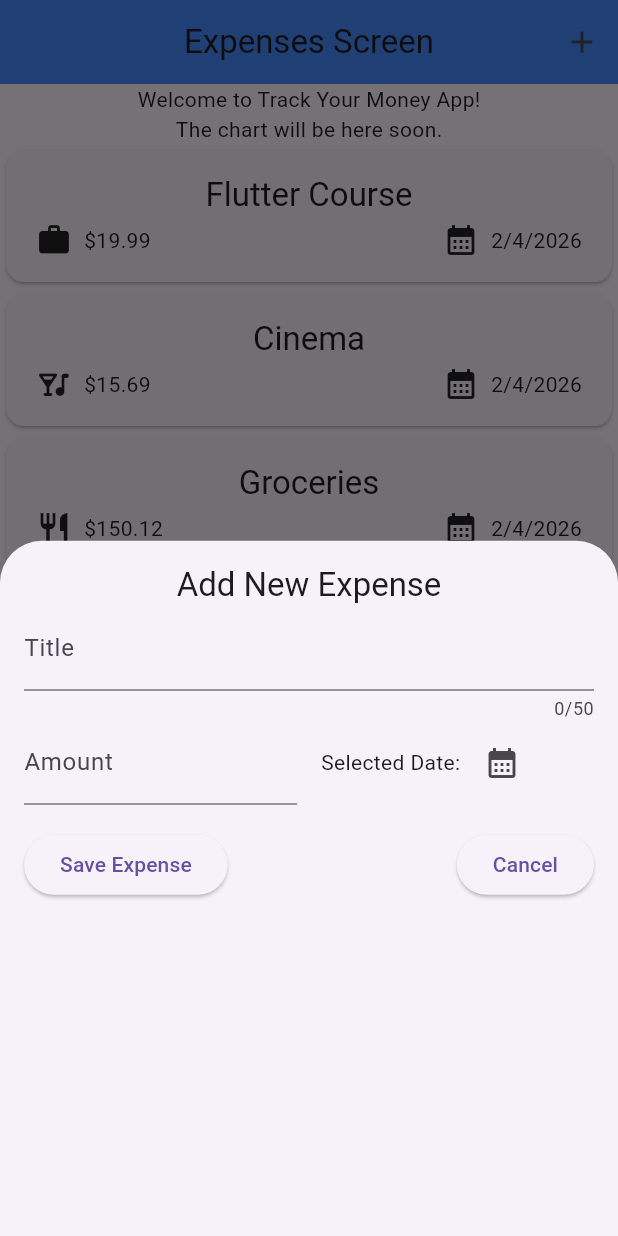
After one commit to manolisfcb/TrackYourMonyApp, a Flutter app: the screen it shows after launch, after a tap on the "add" icon, on a phone screen of 412 x 824 dp. The commit adds this screen. Run offline on Flutter 3.47's test engine with Material 3 defaults, Android fonts, the phone set to English and light mode, and no system bars.

Commit message:
Add NewExpense widget for adding expenses and update Expenses widget with action button

```diff
--- a/track_your_mony_app/lib/main.dart
+++ b/track_your_mony_app/lib/main.dart
@@ -3,6 +3,9 @@
 
 void main() {
   runApp( MaterialApp(
+        theme: ThemeData(
+          useMaterial3: true,
+        ),
         home: Expenses()
     ),);
 
--- a/track_your_mony_app/lib/widgets/expenses.dart
+++ b/track_your_mony_app/lib/widgets/expenses.dart
@@ -1,15 +1,16 @@
 import 'package:flutter/material.dart';
 import 'package:track_your_mony_app/models/expense.dart';
 import 'package:track_your_mony_app/widgets/expenses_list.dart';
-class Expenses  extends StatefulWidget {
-  const Expenses ({super.key});
+import 'package:track_your_mony_app/widgets/new_expense.dart';
+
+class Expenses extends StatefulWidget {
+  const Expenses({super.key});
 
   @override
-  State<Expenses > createState() => _ExpensesState();
+  State<Expenses> createState() => _ExpensesState();
 }
 
-class _ExpensesState extends State<Expenses > {
-
+class _ExpensesState extends State<Expenses> {
   final List<Expense> registeredExpenses = [
     Expense(
       title: 'Flutter Course',
@@ -37,12 +38,24 @@ class _ExpensesState extends State<Expenses > {
     ),
   ];
 
+  void _addExpense() {
+    showModalBottomSheet(
+      context: context,
+      builder: (ctx) => const NewExpense(),
+    );
+  }
+
   @override
   Widget build(BuildContext context) {
     return Scaffold(
       appBar: AppBar(
         title: const Text('Expenses Screen'),
+        backgroundColor: Colors.blueAccent,
         centerTitle: true,
+
+        actions: [
+          IconButton(onPressed: _addExpense, icon: const Icon(Icons.add)),
+        ],
       ),
       body: Column(
         children: [
--- /dev/null
+++ b/track_your_mony_app/lib/widgets/new_expense.dart
@@ -0,0 +1,86 @@
+import 'package:flutter/material.dart';
+
+class NewExpense extends StatefulWidget {
+  const NewExpense({super.key});
+
+  @override
+  State<NewExpense> createState() => _NewExpenseState();
+}
+
+class _NewExpenseState extends State<NewExpense> {
+  final _titleController = TextEditingController();
+  final _amountController = TextEditingController();
+
+  @override
+  void dispose() {
+    _titleController.dispose();
+    _amountController.dispose();
+    super.dispose();
+  }
+
+  @override
+  Widget build(BuildContext context) {
+    return Padding(
+      padding: const EdgeInsets.all(16.0),
+      child: Column(
+        children: [
+          Text(
+            'Add New Expense',
+            style: Theme.of(context).textTheme.titleLarge,
+          ),
+          TextField(
+            maxLength: 50,
+            keyboardType: TextInputType.text,
+            decoration: const InputDecoration(label: Text('Title')),
+            controller: _titleController,
+          ),
+          Row(
+            children: [
+              Expanded(
+                child: TextField(
+                  keyboardType: TextInputType.number,
+                  decoration: const InputDecoration(
+                    prefixText: '\$ ',
+                    label: Text('Amount'),
+                  ),
+                  controller: _amountController,
+                ),
+              ),
+              const SizedBox(width: 16),
+              Expanded(
+                child: Row(
+                  children: [
+                    const Text('Selected Date: '),
+                    IconButton(
+                      icon: const Icon(Icons.calendar_month),
+                      onPressed: () {},
+                    ),
+                  ],
+                ),
+              ),
+            ],
+          ),
+          const SizedBox(height: 16),
+          Row(
+            children: [
+              ElevatedButton(
+                onPressed: () {
+                  print(_titleController.text);
+                  print(_amountController.text);
+                },
+                child: const Text('Save Expense'),
+              ),
+              const Spacer(),
+              ElevatedButton(
+                onPressed: () {
+                  Navigator.pop(context);
+                },
+                child: const Text('Cancel'),
+              ),
+            ],
+          ),
+        ],
+      ),
+    );
+  }
+}
```
Also changed, not shown: 1 other file.
